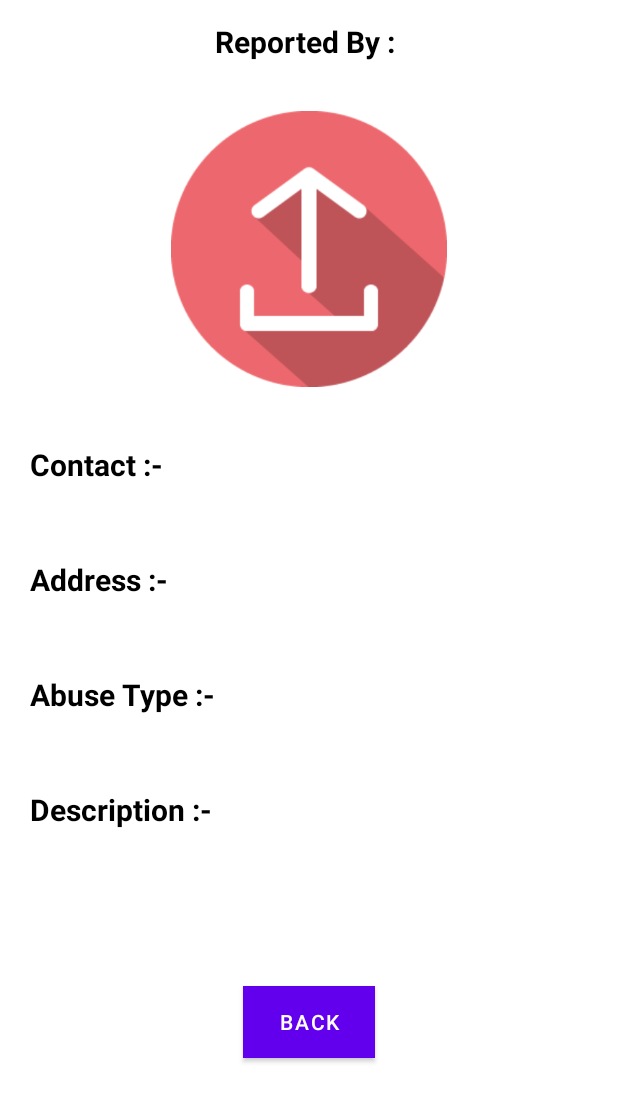
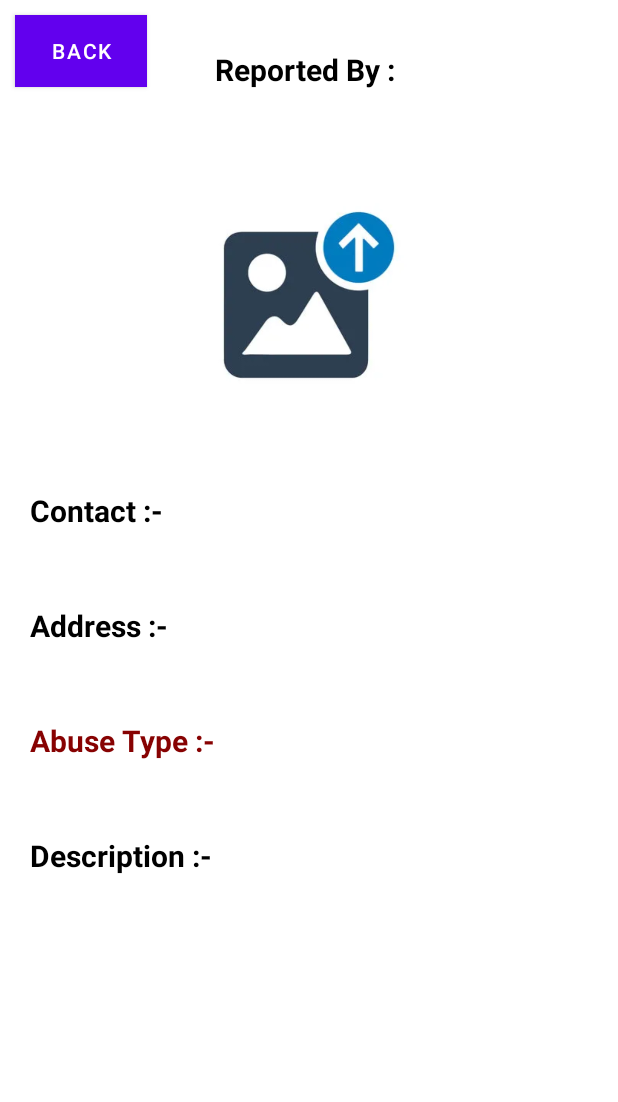
Before and after one commit to dangalnirajan/StopAbuse_CollegeProject, an Android app: the ReportDetailActivity screen opened directly, with no data from a screen before it, on a phone screen of 412 x 824 dp. Shown: the top 1102 px of the screen. Run offline under Robolectric (Android 15) with nearby library versions, the phone set to English and light mode, and no system bars; pictures from the network do not load.

Commit message:
changes aref big

```diff
--- a/app/build.gradle
+++ b/app/build.gradle
@@ -39,6 +39,7 @@ dependencies {
     implementation 'androidx.constraintlayout:constraintlayout:2.1.3'
     implementation 'com.google.firebase:firebase-database-ktx:20.2.0'
     implementation 'com.google.firebase:firebase-storage-ktx:20.1.0'
+//    implementation 'com.google.firebase:firebase-database-ktx:20.3.0'
 //    implementation 'com.google.android.gms:play-services-maps:18.1.0'
 //    implementation 'com.google.android.gms:play-services-location:21.0.1'
     testImplementation 'junit:junit:4.+'
--- a/app/src/main/java/com/darkness/sparkwomen/MapsActivity.java
+++ b/app/src/main/java/com/darkness/sparkwomen/MapsActivity.java
@@ -56,7 +56,7 @@ public class MapsActivity extends AppCompatActivity implements OnMapReadyCallbac
         mMap = googleMap;
 
         LatLng defaultLocation = new LatLng(37.7749, -122.4194);
-        updateLocationMarker(defaultLocation, "Marker in San Francisco");
+        updateLocationMarker(defaultLocation, "Pinned location");
     }
 
     private void startLocationUpdates() {
--- a/app/src/main/res/layout/activity_report.xml
+++ b/app/src/main/res/layout/activity_report.xml
@@ -15,7 +15,7 @@
         android:id="@+id/search"
         app:iconifiedByDefault="false"
         app:searchHintIcon="@null"
-        app:queryHint="Search..."
+        app:queryHint="Search by description..."
         android:focusable="false"
          android:background="@drawable/border"
         app:closeIcon="@drawable/ic_baseline_close_24"
--- a/app/src/main/res/layout/activity_report_detail.xml
+++ b/app/src/main/res/layout/activity_report_detail.xml
@@ -7,10 +7,24 @@
     android:orientation="vertical"
     tools:context=".ReportDetailActivity">
 
+    <com.google.android.material.button.MaterialButton
+        android:layout_width="wrap_content"
+        android:layout_height="wrap_content"
+        android:layout_gravity="left"
+        android:layout_marginTop="30dp"
+        android:layout_marginEnd="0dp"
+        android:layout_margin="10dp"
+        android:layout_marginBottom="10dp"
+        android:text="Back"
+        android:id="@+id/back"
+        android:background="@color/teal_700"
+        android:backgroundTint="@color/black"
+        />
+
     <TextView
         android:layout_width="wrap_content"
         android:layout_height="wrap_content"
-        android:layout_marginTop="14dp"
+        android:layout_marginTop="-35dp"
         android:textSize="20dp"
         android:text="Reported By : "
         android:layout_gravity="center"
@@ -19,14 +33,15 @@
         android:textStyle="bold"
         />
     <TextView
-        android:layout_width="wrap_content"
+        android:layout_width="match_parent"
         android:layout_height="wrap_content"
         android:id="@+id/detailName"
-        android:layout_marginTop="-15dp"
-        android:textSize="18sp"
-        android:layout_gravity="center"
+        android:layout_marginTop="-13dp"
+        android:textSize="25sp"
+        android:layout_gravity="left"
+        android:layout_marginLeft="170dp"
         android:layout_marginBottom="0dp"
-        android:textColor="@color/purple_500"
+        android:textColor="#0C5104"
         android:textStyle="bold|italic"
         />
 
@@ -36,7 +51,7 @@
         android:id="@+id/detailImage"
         android:padding="8dp"
         android:layout_gravity="center"
-        android:src="@drawable/upload_icon"
+        android:src="@drawable/upload"
         android:scaleType="fitCenter"/>
     <TextView
         android:layout_width="match_parent"
@@ -99,7 +114,7 @@
         android:textSize="20dp"
         android:textAllCaps="false"
         android:textStyle="bold"
-        android:textColor="@color/black"
+        android:textColor="#870202"
         />
     <TextView
         android:layout_width="match_parent"
@@ -141,18 +156,18 @@
         android:textStyle="bold"
         android:textColor="@color/purple_500"
         />
-    <com.google.android.material.button.MaterialButton
-        android:layout_width="wrap_content"
-        android:layout_height="wrap_content"
-        android:layout_gravity="center"
-        android:layout_marginTop="40dp"
-        android:layout_marginEnd="40dp"
-        android:layout_margin="30dp"
-        android:layout_marginBottom="10dp"
-        android:text="Back"
-        android:id="@+id/back"
-        android:background="@color/teal_700"
-        />
+<!--    <com.google.android.material.button.MaterialButton-->
+<!--        android:layout_width="wrap_content"-->
+<!--        android:layout_height="wrap_content"-->
+<!--        android:layout_gravity="center"-->
+<!--        android:layout_marginTop="40dp"-->
+<!--        android:layout_marginEnd="40dp"-->
+<!--        android:layout_margin="30dp"-->
+<!--        android:layout_marginBottom="10dp"-->
+<!--        android:text="Back"-->
+<!--        android:id="@+id/back"-->
+<!--        android:background="@color/teal_700"-->
+<!--        />-->
 
 
 </LinearLayout>
```
Also changed, not shown: app/src/main/res/layout/activity_upload.xml (+10 -10 lines), app/src/main/res/drawable/upload.webp (added), 1 other file.
